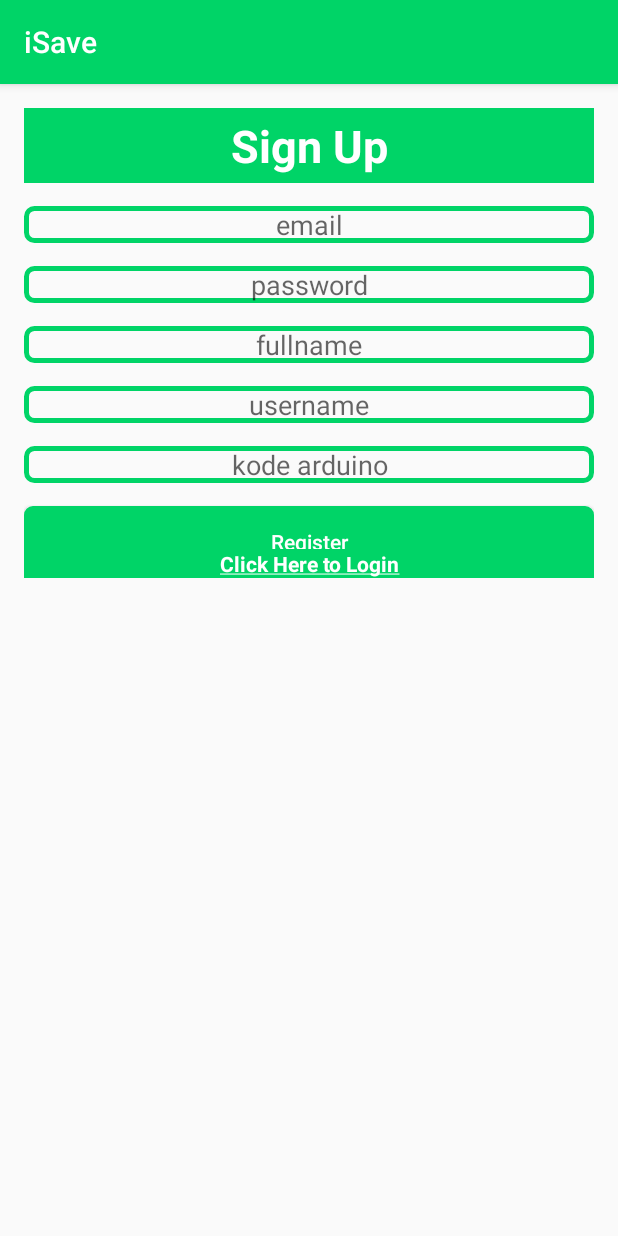
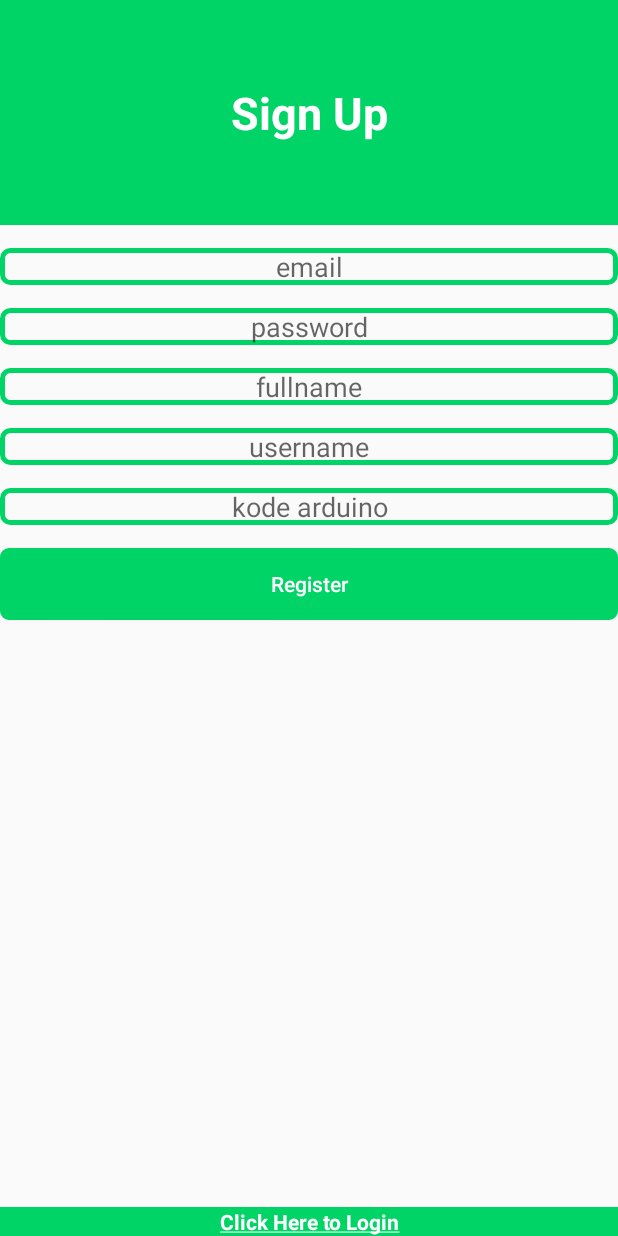
Before and after one commit to adamrotal/iSave-android, an Android app: the Register screen opened directly, with no data from a screen before it, on a phone screen of 412 x 824 dp. Run offline under Robolectric (Android 15) with nearby library versions, the phone set to English and light mode, and no system bars.

Commit message:
theme baru

```diff
--- a/app/src/main/res/layout/activity_register.xml
+++ b/app/src/main/res/layout/activity_register.xml
@@ -4,20 +4,7 @@
     android:id="@+id/activity_register"
     android:layout_width="match_parent"
     android:layout_height="match_parent"
-    android:paddingBottom="@dimen/activity_vertical_margin"
-    android:paddingLeft="@dimen/activity_horizontal_margin"
-    android:paddingRight="@dimen/activity_horizontal_margin"
-    android:paddingTop="@dimen/activity_vertical_margin"
     tools:context="baja.isave.Register">
-
-    <ScrollView
-        android:layout_width="match_parent"
-        android:layout_height="wrap_content">
-
-        <FrameLayout
-            android:layout_width="match_parent"
-            android:layout_height="wrap_content">
-
 
     <LinearLayout
         android:orientation="vertical"
@@ -30,7 +17,7 @@
         <TextView
             android:text="@string/signup"
             android:layout_width="match_parent"
-                    android:layout_height="50dip"
+            android:layout_height="150dp"
             android:textColor="#FFFFFF"
             android:textStyle="bold"
             android:id="@+id/signup"
@@ -122,10 +109,6 @@
             android:onClick="sendMessage"/>
     </LinearLayout>
 
-            <RelativeLayout
-                android:layout_width="match_parent"
-                android:layout_height="match_parent">
-
     <TextView
         android:text="@string/goLogin"
         android:layout_width="match_parent"
@@ -138,10 +121,6 @@
         android:gravity="center"
         android:background="@drawable/background_header"
         android:layout_centerHorizontal="true" />
-            </RelativeLayout>
-
-        </FrameLayout>
-    </ScrollView>
 
 
 
--- a/app/src/main/res/values/colors.xml
+++ b/app/src/main/res/values/colors.xml
@@ -1,6 +1,6 @@
 <?xml version="1.0" encoding="utf-8"?>
 <resources>
     <color name="colorPrimary">#00D467</color>
-    <color name="colorPrimaryDark">#4CAF50</color>
+    <color name="colorPrimaryDark">#00D467</color>
     <color name="colorAccent">#F57F17</color>
 </resources>
--- a/app/src/main/res/values/styles.xml
+++ b/app/src/main/res/values/styles.xml
@@ -1,7 +1,7 @@
 <resources>
 
     <!-- Base application theme. -->
-    <style name="AppTheme" parent="Theme.AppCompat.Light.DarkActionBar">
+    <style name="AppTheme" parent="Theme.AppCompat.Light.NoActionBar">
         <!-- Customize your theme here. -->
         <item name="colorPrimary">@color/colorPrimary</item>
         <item name="colorPrimaryDark">@color/colorPrimaryDark</item>
```
Also changed, not shown: app/src/main/java/baja/isave/Login.java (+5 -7 lines), app/src/main/res/layout/activity_login.xml (+3 -8 lines). Lines whose indentation alone changed are shown as unchanged.
